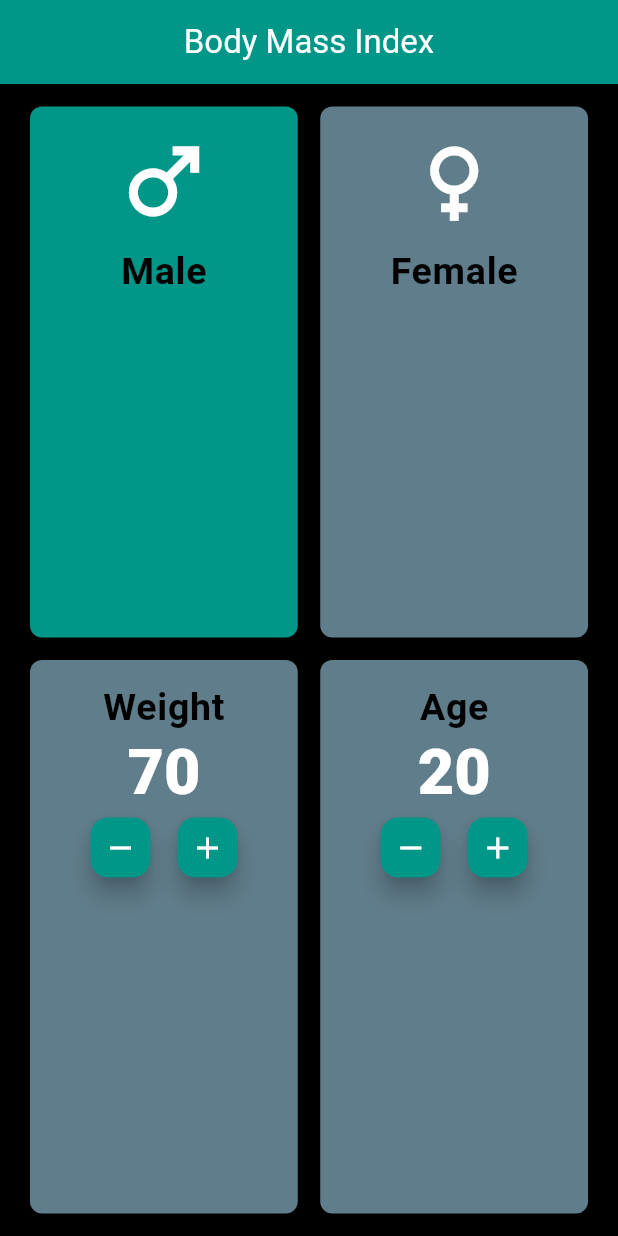
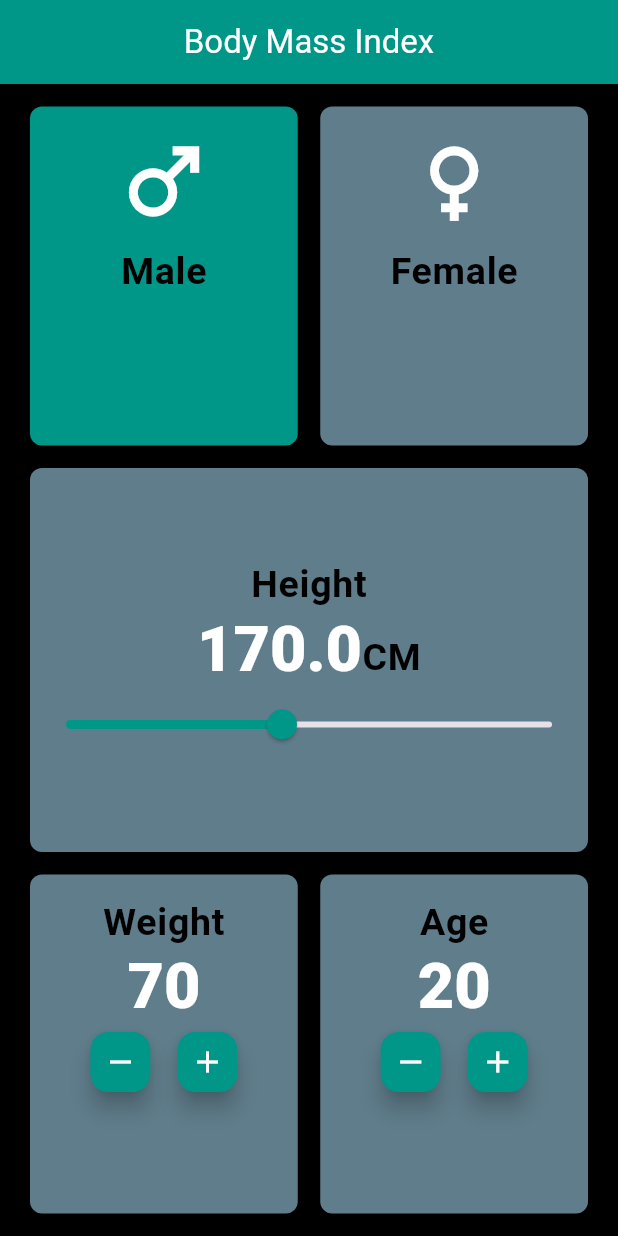
Before and after one commit to mohamedgalalelhamrawy/bmi, a Flutter app: the screen it shows after launch, on a phone screen of 412 x 824 dp. Run offline on Flutter 3.47's test engine with Material 3 defaults, Android fonts, the phone set to English and light mode, and no system bars.

Commit message:
add container of slider  that expresses the height to home page

```diff
--- a/lib/home.dart
+++ b/lib/home.dart
@@ -12,7 +12,7 @@ class HomePage extends StatefulWidget {
 class _HomePageState extends State<HomePage> {
   bool ismale = true;
   int age = 20;
-  double heightval = 170;
+  double heightvalue = 170;
   int weight = 70;
 
   @override
@@ -21,7 +21,7 @@ class _HomePageState extends State<HomePage> {
       backgroundColor: Theme.of(context).canvasColor,
       appBar: AppBar(
         backgroundColor: Theme.of(context).primaryColor,
-        title: Text(
+        title: const Text(
           "Body Mass Index",
           style: TextStyle(color: Colors.white),
         ),
@@ -42,6 +42,46 @@ class _HomePageState extends State<HomePage> {
                 ],
               ),
             ),
+            // /////////////////////////////////
+            Expanded(
+                child: Container(
+              decoration: BoxDecoration(
+                  color: Colors.blueGrey,
+                  borderRadius: BorderRadius.circular(8)),
+              child: Column(
+                mainAxisAlignment: MainAxisAlignment.center,
+                crossAxisAlignment: CrossAxisAlignment.center,
+                children: [
+                  Text(
+                    "Height",
+                    style: Theme.of(context).textTheme.labelMedium,
+                  ),
+                  Row(
+                    mainAxisAlignment: MainAxisAlignment.center,
+                    crossAxisAlignment: CrossAxisAlignment.baseline,
+                    textBaseline: TextBaseline.alphabetic,
+                    children: [
+                      Text(heightvalue.toStringAsFixed(1),
+                          style: Theme.of(context).textTheme.headlineLarge),
+                      Text(
+                        "CM",
+                        style: Theme.of(context).textTheme.labelMedium,
+                      )
+                    ],
+                  ),
+                  Slider(
+                    activeColor: Colors.teal ,
+                    min: 130,
+                    max: 220,
+                    value: heightvalue, onChanged: (double newvalue){
+                      setState(() {
+                        heightvalue = newvalue;
+                      });
+                  })
+                ],
+              ),
+            )),
+            // /////////////////////////////////
             Expanded(
               child: Row(
                 children: [
@@ -103,7 +143,7 @@ class _HomePageState extends State<HomePage> {
         decoration: BoxDecoration(
             color: Colors.blueGrey, borderRadius: BorderRadius.circular(8)),
         padding: const EdgeInsets.symmetric(vertical: 15),
-        margin: const EdgeInsets.only(bottom: 15),
+        margin: const EdgeInsets.symmetric(vertical: 15),
         child: Column(
           children: [
             Text(
@@ -117,24 +157,32 @@ class _HomePageState extends State<HomePage> {
               children: [
                 FloatingActionButton.small(
                   backgroundColor: Colors.teal,
-                onPressed: (){
+                  onPressed: () {
                     setState(() {
-                Type == "weight" ? weight -- : age--;
+                      Type == "weight" ? weight-- : age--;
                     });
                   },
                   heroTag: Type == "weight" ? "weight--" : "age--",
-            child: Icon(Icons.remove,color: Colors.white,),
-            )  ,
-            SizedBox(width: 10,),
+                  child: Icon(
+                    Icons.remove,
+                    color: Colors.white,
+                  ),
+                ),
+                SizedBox(
+                  width: 10,
+                ),
                 FloatingActionButton.small(
                   backgroundColor: Colors.teal,
-              onPressed: (){
+                  onPressed: () {
                     setState(() {
-                Type == "weight" ? weight ++ : age++;
+                      Type == "weight" ? weight++ : age++;
                     });
                   },
                   heroTag: Type == "weight" ? "weight++" : "age++",
-            child: Icon(Icons.add,color: Colors.white,),
+                  child: Icon(
+                    Icons.add,
+                    color: Colors.white,
+                  ),
                 )
               ],
             )
```
Lines whose indentation alone changed are shown as unchanged.
